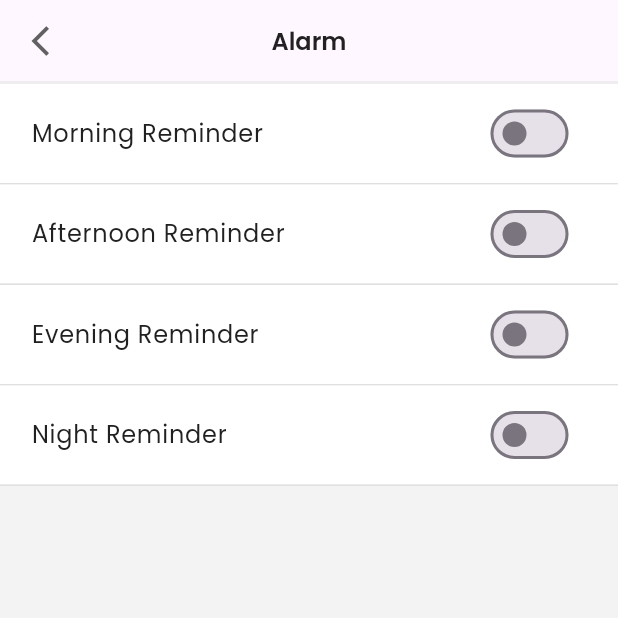
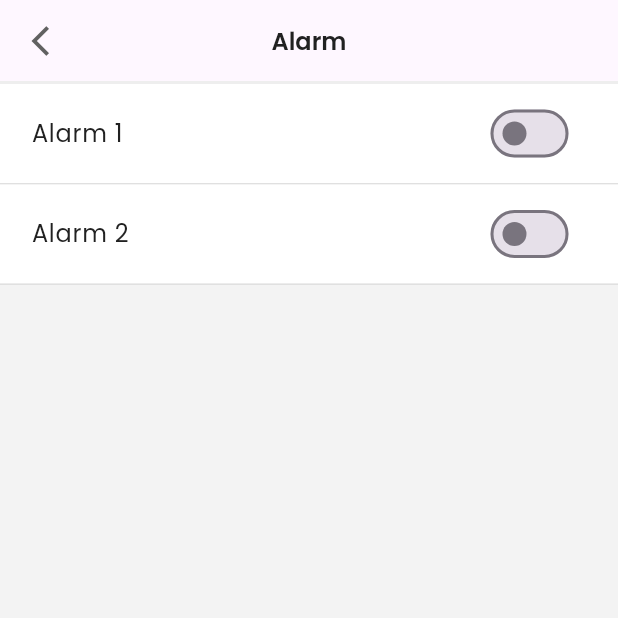
Before and after one commit to kwakdeung/lymphowear_remote_app, a Flutter app: the AlarmPage screen opened directly, on a phone screen of 412 x 824 dp, the top half of it. Run offline on Flutter 3.47's test engine with Material 2 defaults, Android fonts, the phone set to English and light mode, and no system bars; our stand-ins replace flutter_local_notifications, flutter_native_timezone, flutter_svg, lottie, rxdart, timezone.

Commit message:
alarm_page.dart 디자인 수정 (morning->alarm1, afternoon->alarm2, evening, night 제거)
* _morningButton->_firstAlarmButton
73, 82, 83, 125 라인
*_morningVisible->_firstAlarmVisible
74, 84, 87, 114 라인
*_morningValue->_firstAlarmValue
75, 85, 88, 116 라인
*_afternoonButton->_secondAlarmButton
77, 93, 94, 165 라인
*_afternoonVisible->_secondAlarmVisible
78, 95, 98, 154 라인
*_afternoonValue->_secondAlarmValue
79, 96, 99, 156 라인
*showMorning()->showFirstAlarm()
81, 128 라인
*showAfternoon()->showSecondAlarm()
92, 168 라인
110 라인 텍스트 변경 Alarm 1
150 라인 텍스트 변경 Alarm 2

```diff
--- a/lib/pages/setting/alarm/alarm_page.dart
+++ b/lib/pages/setting/alarm/alarm_page.dart
@@ -70,80 +70,50 @@ class AlarmPageBody extends StatefulWidget {
 }
 
 class _AlarmPageBodyState extends State<AlarmPageBody> {
-  bool _morningButton = false;
-  bool _morningVisible = false;
-  String _morningValue = "";
+  bool _firstAlarmButton = false;
+  bool _firstAlarmVisible = false;
+  String _firstAlarmValue = "";
 
-  bool _afternoonButton = false;
-  bool _afternoonVisible = false;
-  String _afternoonValue = "";
+  bool _secondAlarmButton = false;
+  bool _secondAlarmVisible = false;
+  String _secondAlarmValue = "";
 
-  bool _eveningButton = false;
-  bool _eveningVisible = false;
-  String _eveningValue = "";
-
-  bool _nightButton = false;
-  bool _nightVisible = false;
-  String _nightValue = "";
-
-  void showMorning() {
-    _morningButton = !_morningButton;
-    if (_morningButton != false) {
-      _morningVisible = true;
-      _morningValue = "Scheduled for 08:00AM";
+  void showFirstAlarm() {
+    _firstAlarmButton = !_firstAlarmButton;
+    if (_firstAlarmButton != false) {
+      _firstAlarmVisible = true;
+      _firstAlarmValue = "Scheduled for 08:00AM";
     } else {
-      _morningVisible = false;
-      _morningValue = "";
+      _firstAlarmVisible = false;
+      _firstAlarmValue = "";
     }
   }
 
-  void showAfternoon() {
-    _afternoonButton = !_afternoonButton;
-    if (_afternoonButton != false) {
-      _afternoonVisible = true;
-      _afternoonValue = "Scheduled for 12:00PM";
+  void showSecondAlarm() {
+    _secondAlarmButton = !_secondAlarmButton;
+    if (_secondAlarmButton != false) {
+      _secondAlarmVisible = true;
+      _secondAlarmValue = "Scheduled for 12:00PM";
     } else {
-      _afternoonVisible = false;
-      _afternoonValue = "";
+      _secondAlarmVisible = false;
+      _secondAlarmValue = "";
     }
   }
 
-  void showEvening() {
-    _eveningButton = !_eveningButton;
-    if (_eveningButton != false) {
-      _eveningVisible = true;
-      _eveningValue = "Scheduled for 06:00PM";
-    } else {
-      _eveningVisible = false;
-      _eveningValue = "";
-    }
-  }
-
-  void showNight() {
-    _nightButton = !_nightButton;
-    if (_nightButton != false) {
-      _nightVisible = true;
-      _nightValue = "Scheduled for 10:00PM";
-    } else {
-      _nightVisible = false;
-      _nightValue = "";
-    }
-  }
-
-  ListTile morningReminder() {
+  ListTile firstAlarmReminder() {
     return ListTile(
       leading: Column(
         mainAxisAlignment: MainAxisAlignment.center,
         crossAxisAlignment: CrossAxisAlignment.start,
         children: [
           Text(
-            'Morning Reminder',
+            'Alarm 1',
             style: listTilebodyText1,
           ),
           Visibility(
-            visible: _morningVisible,
+            visible: _firstAlarmVisible,
             child: Text(
-              _morningValue,
+              _firstAlarmValue,
               style: alramValueText,
             ),
           ),
@@ -152,10 +122,10 @@ class _AlarmPageBodyState extends State<AlarmPageBody> {
       trailing: Switch(
         activeColor: Colors.white,
         activeTrackColor: const Color(0xffED711A),
-        value: _morningButton,
+        value: _firstAlarmButton,
         onChanged: (bool value) {
           setState(() {
-            showMorning();
+            showFirstAlarm();
           });
         },
       ),
@@ -170,20 +140,20 @@ class _AlarmPageBodyState extends State<AlarmPageBody> {
     );
   }
 
-  ListTile afternoonReminder() {
+  ListTile secondAlarmReminder() {
     return ListTile(
       leading: Column(
         mainAxisAlignment: MainAxisAlignment.center,
         crossAxisAlignment: CrossAxisAlignment.start,
         children: [
           Text(
-            'Afternoon Reminder',
+            'Alarm 2',
             style: listTilebodyText1,
           ),
           Visibility(
-            visible: _afternoonVisible,
+            visible: _secondAlarmVisible,
             child: Text(
-              _afternoonValue,
+              _secondAlarmValue,
               style: alramValueText,
             ),
           ),
@@ -192,10 +162,10 @@ class _AlarmPageBodyState extends State<AlarmPageBody> {
       trailing: Switch(
         activeColor: Colors.white,
         activeTrackColor: const Color(0xffED711A),
-        value: _afternoonButton,
+        value: _secondAlarmButton,
         onChanged: (bool value) {
           setState(() {
-            showAfternoon();
+            showSecondAlarm();
           });
         },
       ),
@@ -204,89 +174,6 @@ class _AlarmPageBodyState extends State<AlarmPageBody> {
           context,
           MaterialPageRoute(
             builder: ((context) => const Reminder(title: 'Afternoon Reminder')),
-          ),
-        );
-      },
-    );
-  }
-
-  ListTile eveningReminder() {
-    return ListTile(
-      leading: Column(
-        mainAxisAlignment: MainAxisAlignment.center,
-        crossAxisAlignment: CrossAxisAlignment.start,
-        children: [
-          Text(
-            'Evening Reminder',
-            style: listTilebodyText1,
-          ),
-          Visibility(
-            visible: _eveningVisible,
-            child: Text(
-              _eveningValue,
-              style: alramValueText,
-            ),
-          ),
-        ],
-      ),
-      trailing: Switch(
-        activeColor: Colors.white,
-        activeTrackColor: const Color(0xffED711A),
-        value: _eveningButton,
-        onChanged: (bool value) {
-          setState(() {
-            showEvening();
-          });
-        },
-      ),
-      onTap: () {
-        Navigator.push(
-          context,
-          MaterialPageRoute(
-            builder: ((context) => const Reminder(title: 'Evening Reminder')),
-          ),
-        );
-      },
-    );
-  }
-
-  ListTile nightReminder() {
-    return ListTile(
-      leading: Column(
-        mainAxisAlignment: MainAxisAlignment.center,
-        crossAxisAlignment: CrossAxisAlignment.start,
-        children: [
-          Container(
-            margin: zeroMargin,
-            child: Text(
-              'Night Reminder',
-              style: listTilebodyText1,
-            ),
-          ),
-          Visibility(
-            visible: _nightVisible,
-            child: Text(
-              _nightValue,
-              style: alramValueText,
-            ),
-          ),
-        ],
-      ),
-      trailing: Switch(
-        activeColor: Colors.white,
-        activeTrackColor: const Color(0xffED711A),
-        value: _nightButton,
-        onChanged: (bool value) {
-          setState(() {
-            showNight();
-          });
-        },
-      ),
-      onTap: () {
-        Navigator.push(
-          context,
-          MaterialPageRoute(
-            builder: ((context) => const Reminder(title: 'Night Reminder')),
           ),
         );
       },
@@ -309,25 +196,13 @@ class _AlarmPageBodyState extends State<AlarmPageBody> {
           Container(
             color: Colors.white,
             padding: reminderPadding,
-            child: morningReminder(),
+            child: firstAlarmReminder(),
           ),
           divider,
           Container(
             color: Colors.white,
             padding: reminderPadding,
-            child: afternoonReminder(),
-          ),
-          divider,
-          Container(
-            color: Colors.white,
-            padding: reminderPadding,
-            child: eveningReminder(),
-          ),
-          divider,
-          Container(
-            color: Colors.white,
-            padding: reminderPadding,
-            child: nightReminder(),
+            child: secondAlarmReminder(),
           ),
           divider,
         ],
```
